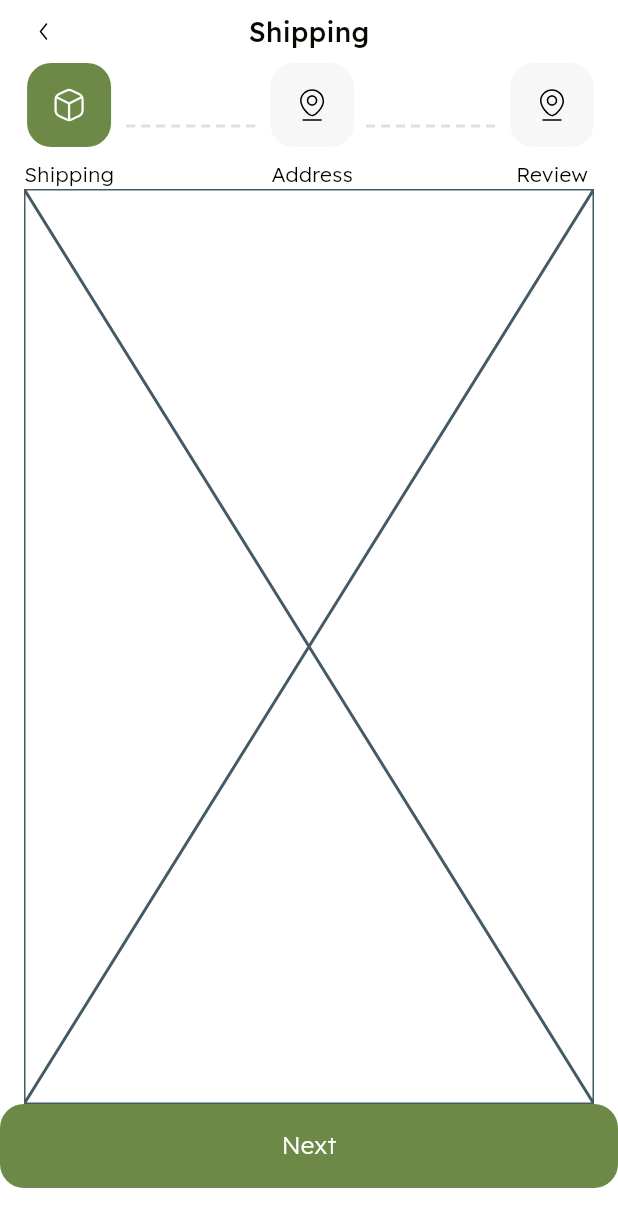
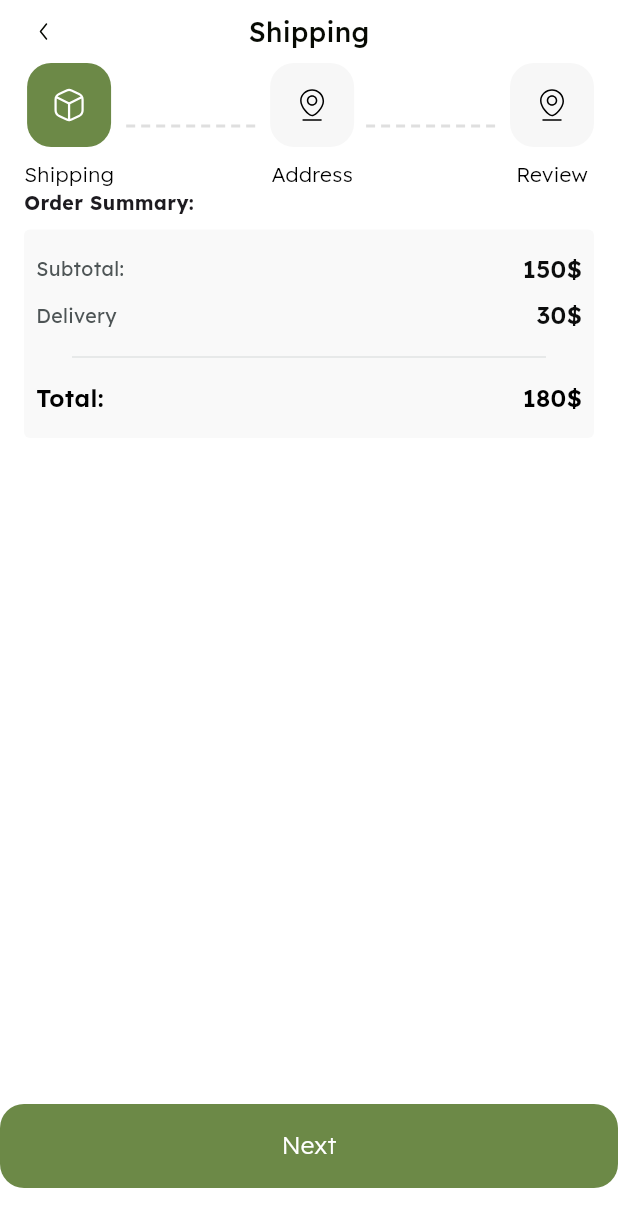
Before and after one commit to Tala-foqha/bag_store, a Flutter app: the screen it shows after launch, swiped to page 3, on a phone screen of 412 x 824 dp. Shown: the top 1227 px of the screen. Run offline on Flutter 3.47's test engine with Material 3 defaults, Android fonts, the phone set to English and light mode, and no system bars; drawn by our look-alikes of dotted_line; our stand-ins replace bloc, cloud_firestore, dartz, firebase_auth, firebase_core, flutter_bloc and 6 more; accounts and stored records are empty; statements that could not run were skipped.

Commit message:
order summry done

```diff
--- a/lib/core/utils/app_styles.dart
+++ b/lib/core/utils/app_styles.dart
@@ -44,6 +44,10 @@ class AppStyles {
     fontSize: 13,
     fontWeight: FontWeight.w600
   );
+   static final TextStyle semiBold16=GoogleFonts.lexend(
+    fontSize: 16,
+    fontWeight: FontWeight.w600
+  );
    static final TextStyle Light16=GoogleFonts.lexend(
     fontSize: 16,
     fontWeight: FontWeight.w300
--- a/lib/furniture/check_out/presentation/views/widgets/payment_item.dart
+++ b/lib/furniture/check_out/presentation/views/widgets/payment_item.dart
@@ -1,16 +1,25 @@
 // furniture/check_out/presentation/views/widgets/payment_item.dart
+import 'package:bag_store_ecommerec/core/utils/app_decoration.dart';
 import 'package:bag_store_ecommerec/core/utils/app_styles.dart';
 import 'package:flutter/material.dart';
 
 class PaymentItem extends StatelessWidget {
-  const PaymentItem({super.key});
-
+  const PaymentItem({super.key, required this.title, required this.child});
+final String title;
+final Widget child;
   @override
   Widget build(BuildContext context) {
     return Column(
+      crossAxisAlignment: CrossAxisAlignment.start,
       children: [
-        Text('Order Summary :',
+        Text('${title}',
         style: AppStyles.Bold13,
+        ),
+        SizedBox(height: 8,),
+        Container(
+          padding: EdgeInsets.symmetric(vertical: 15,horizontal: 8),
+          decoration: AppDecoration.greyBoxDecoration,
+          child:child ,
         )
       ],
     );
--- a/lib/furniture/check_out/presentation/views/widgets/payment_section.dart
+++ b/lib/furniture/check_out/presentation/views/widgets/payment_section.dart
@@ -1,4 +1,6 @@
 // furniture/check_out/presentation/views/widgets/payment_section.dart
+import 'package:bag_store_ecommerec/core/utils/app_styles.dart';
+import 'package:bag_store_ecommerec/furniture/check_out/presentation/views/widgets/payment_item.dart';
 import 'package:flutter/material.dart';
 
 class PaymentSection extends StatelessWidget {
@@ -6,6 +8,69 @@ class PaymentSection extends StatelessWidget {
 
   @override
   Widget build(BuildContext context) {
-    return const Placeholder();
-  }
-}
+    return Column(
+      crossAxisAlignment: CrossAxisAlignment.start,
+      mainAxisAlignment: MainAxisAlignment.start,
+      children: [
+
+       PaymentItem(
+  title: 'Order Summary:',
+  child: Column(
+    children: [
+      Row(
+        children: [
+          Text(
+            'Subtotal:',
+            style: AppStyles.Regular13.copyWith(color: Color(0xff4E5556)),
+          ),
+          Spacer(),
+          Text(
+            '150\$',
+            style: AppStyles.semiBold16.copyWith(color: Color(0xff0C0D0D)),
+          ),
+        ],
+      ),
+      SizedBox(height: 8),
+      Row(
+        children: [
+          Text(
+            'Delivery',
+            style: AppStyles.Regular13.copyWith(color: Color(0xff4E5556)),
+          ),
+          Spacer(),
+          Text(
+            '30\$',
+            style: AppStyles.semiBold16.copyWith(color: Color(0xff0C0D0D)),
+          ),
+        ],
+      ),
+      SizedBox(height: 8),
+
+      // ✅ هذا هو السطر اللي لازم يكون فيه Divider بشكل صحيح
+      Padding(
+        padding: const EdgeInsets.symmetric(horizontal: 24),
+        child: Divider(
+          height: 16,
+          thickness: .5,
+          color: Color(0xFFCACECE),
+        ),
+      ),
+
+      SizedBox(height: 8),
+      Row(
+        children: [
+          Text(
+            'Total:',
+            style: AppStyles.semiBold16.copyWith(color: Colors.black),
+          ),
+          Spacer(),
+          Text(
+            '180\$',
+            style: AppStyles.semiBold16.copyWith(color: Colors.black),
+          ),
+        ],
+      ),
+    ],
+  ),
+)]);
+  }}
```
Also changed, not shown: lib/furniture/check_out/presentation/views/widgets/order_summry_widget.dart (added).
